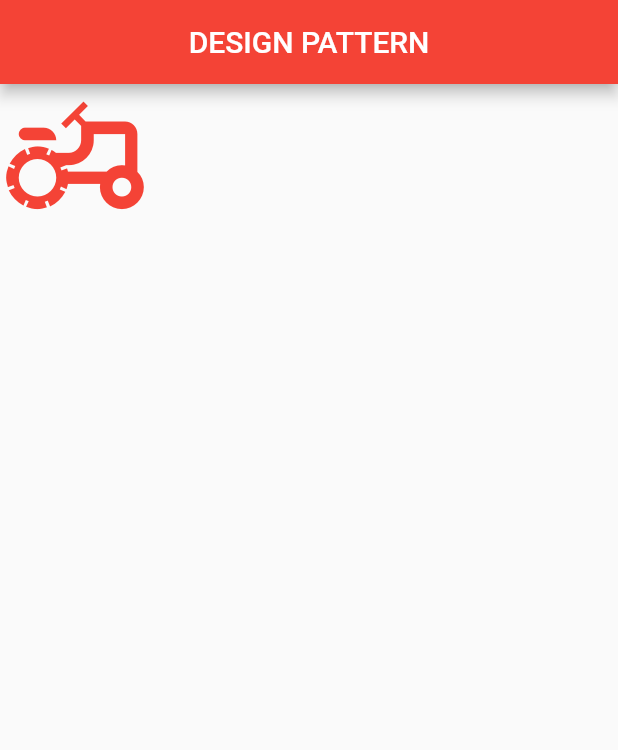
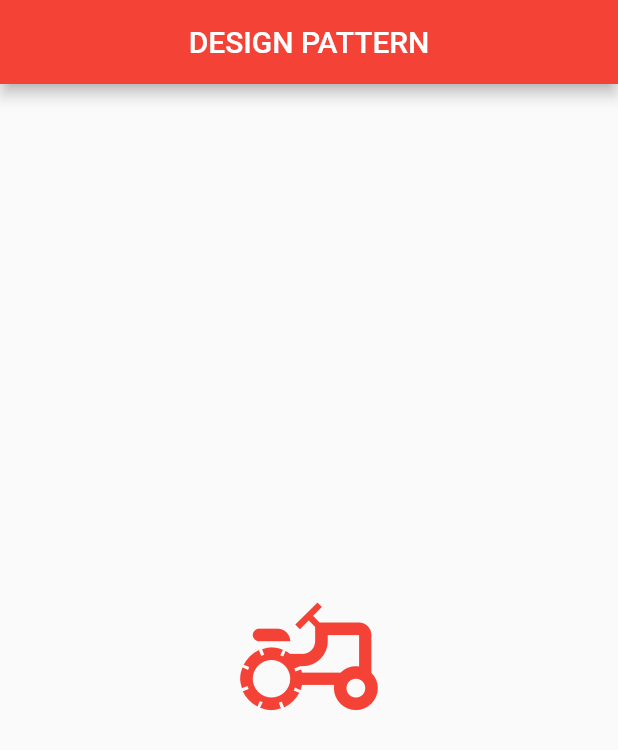
Before and after one commit to Rodrigo-Flores/fluuter-app, a Flutter app: the screen it shows after launch, on a phone screen of 412 x 824 dp. Shown: the top 750 px of the screen. Run offline on Flutter 3.47's test engine with Material 2 defaults, Android fonts, the phone set to English and light mode, and no system bars.

Commit message:
center widget

```diff
--- a/lib/main.dart
+++ b/lib/main.dart
@@ -29,9 +29,11 @@ class Home extends StatelessWidget {
         title: const Text("DESIGN PATTERN"),
         centerTitle: true,
       ),
-      body: const Icon(Icons.agriculture_outlined,
-       size: 100,
-       color: Colors.red),
+      body: const Center(
+        child: Icon(Icons.agriculture_outlined,
+         size: 100,
+         color: Colors.red),
+      ),
     );
   }
 }
```
